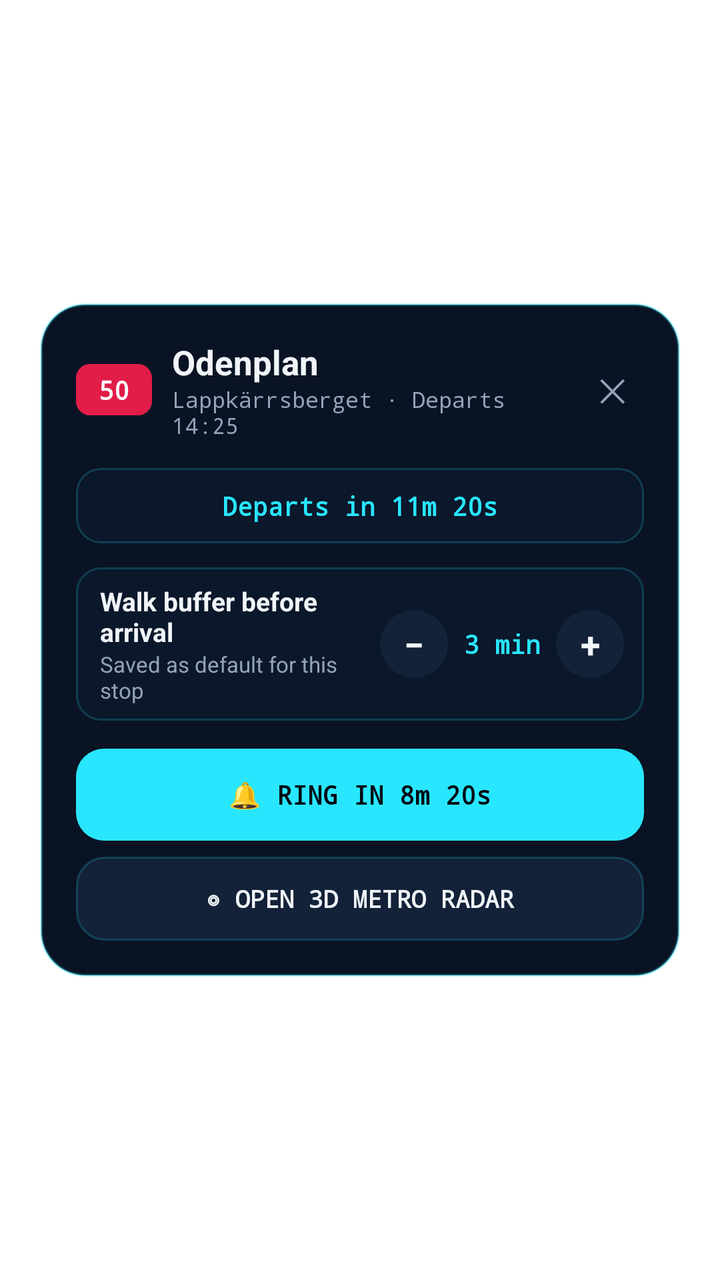
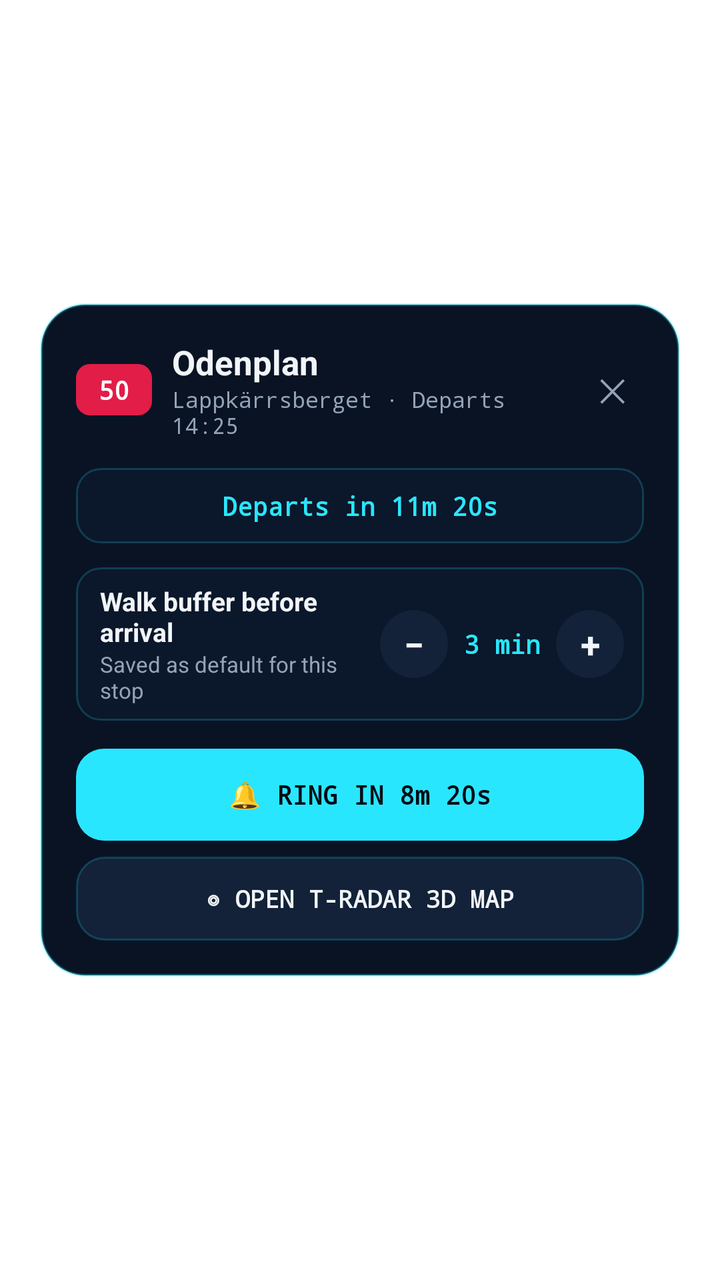

Before-and-after screenshots of an Android layout around one commit, followed by the original layout XML and the change that was made.
<!-- AndroidManifest.xml: activity theme Theme.SthlmMetro.Dialog -->
<!-- res/layout/activity_departure_reminder.xml -->
<?xml version="1.0" encoding="utf-8"?>
<FrameLayout xmlns:android="http://schemas.android.com/apk/res/android"
    android:id="@+id/reminder_backdrop"
    android:layout_width="match_parent"
    android:layout_height="match_parent"
    android:background="@android:color/transparent"
    android:padding="20dp">

    <LinearLayout
        android:id="@+id/reminder_card"
        android:layout_width="match_parent"
        android:layout_height="wrap_content"
        android:layout_gravity="center"
        android:background="@drawable/dialog_card_bg"
        android:clickable="true"
        android:focusable="true"
        android:orientation="vertical"
        android:padding="18dp">

        <LinearLayout
            android:layout_width="match_parent"
            android:layout_height="wrap_content"
            android:gravity="center_vertical"
            android:orientation="horizontal">

            <TextView
                android:id="@+id/rem_badge"
                android:layout_width="wrap_content"
                android:layout_height="wrap_content"
                android:background="@drawable/badge_red"
                android:fontFamily="monospace"
                android:gravity="center"
                android:minWidth="38dp"
                android:paddingStart="8dp"
                android:paddingTop="4dp"
                android:paddingEnd="8dp"
                android:paddingBottom="4dp"
                android:text="50"
                android:textColor="#FFFFFF"
                android:textSize="13sp"
                android:textStyle="bold" />

            <LinearLayout
                android:layout_width="0dp"
                android:layout_height="wrap_content"
                android:layout_marginStart="10dp"
                android:layout_weight="1"
                android:orientation="vertical">

                <TextView
                    android:id="@+id/rem_dest"
                    android:layout_width="match_parent"
                    android:layout_height="wrap_content"
                    android:ellipsize="end"
                    android:maxLines="1"
                    android:text="Odenplan"
                    android:textColor="@color/text_primary"
                    android:textSize="17sp"
                    android:textStyle="bold" />

                <TextView
                    android:id="@+id/rem_meta"
                    android:layout_width="match_parent"
                    android:layout_height="wrap_content"
                    android:fontFamily="monospace"
                    android:text="Lappkärrsberget · Departs 14:25"
                    android:textColor="@color/text_secondary"
                    android:textSize="11sp" />
            </LinearLayout>

            <TextView
                android:id="@+id/rem_close"
                android:layout_width="32dp"
                android:layout_height="32dp"
                android:gravity="center"
                android:text="✕"
                android:textColor="@color/text_secondary"
                android:textSize="16sp" />
        </LinearLayout>

        <TextView
            android:id="@+id/rem_countdown_banner"
            android:layout_width="match_parent"
            android:layout_height="wrap_content"
            android:layout_marginTop="14dp"
            android:background="@drawable/config_row_bg"
            android:fontFamily="monospace"
            android:gravity="center"
            android:padding="10dp"
            android:text="Departs in 11m 20s"
            android:textColor="@color/cyan_accent"
            android:textSize="13sp"
            android:textStyle="bold" />

        
        <LinearLayout
            android:layout_width="match_parent"
            android:layout_height="wrap_content"
            android:layout_marginTop="12dp"
            android:background="@drawable/config_row_bg"
            android:gravity="center_vertical"
            android:orientation="horizontal"
            android:paddingStart="12dp"
            android:paddingTop="8dp"
            android:paddingEnd="10dp"
            android:paddingBottom="8dp">

            <LinearLayout
                android:layout_width="0dp"
                android:layout_height="wrap_content"
                android:layout_weight="1"
                android:orientation="vertical">

                <TextView
                    android:layout_width="wrap_content"
                    android:layout_height="wrap_content"
                    android:text="Walk buffer before arrival"
                    android:textColor="@color/text_primary"
                    android:textSize="13sp"
                    android:textStyle="bold" />

                <TextView
                    android:layout_width="wrap_content"
                    android:layout_height="wrap_content"
                    android:text="Saved as default for this stop"
                    android:textColor="@color/text_secondary"
                    android:textSize="11sp" />
            </LinearLayout>

            <TextView
                android:id="@+id/rem_walk_minus"
                android:layout_width="34dp"
                android:layout_height="34dp"
                android:background="@drawable/chip_idle"
                android:gravity="center"
                android:text="−"
                android:textColor="@color/text_primary"
                android:textSize="18sp"
                android:textStyle="bold" />

            <TextView
                android:id="@+id/rem_walk_value"
                android:layout_width="54dp"
                android:layout_height="wrap_content"
                android:fontFamily="monospace"
                android:gravity="center"
                android:text="3 min"
                android:textColor="@color/cyan_accent"
                android:textSize="13sp"
                android:textStyle="bold" />

            <TextView
                android:id="@+id/rem_walk_plus"
                android:layout_width="34dp"
                android:layout_height="34dp"
                android:background="@drawable/chip_idle"
                android:gravity="center"
                android:text="+"
                android:textColor="@color/text_primary"
                android:textSize="18sp"
                android:textStyle="bold" />
        </LinearLayout>

        <TextView
            android:id="@+id/rem_btn_set_timer"
            android:layout_width="match_parent"
            android:layout_height="46dp"
            android:layout_marginTop="14dp"
            android:background="@drawable/btn_save_bg"
            android:fontFamily="monospace"
            android:gravity="center"
            android:text="🔔 RING IN 8m 20s"
            android:textColor="@color/bg_dark"
            android:textSize="13sp"
            android:textStyle="bold" />

        <TextView
            android:id="@+id/rem_btn_open_radar"
            android:layout_width="match_parent"
            android:layout_height="42dp"
            android:layout_marginTop="8dp"
            android:background="@drawable/btn_secondary_bg"
            android:fontFamily="monospace"
            android:gravity="center"
            android:text="◎ OPEN 3D METRO RADAR"
            android:textColor="@color/text_primary"
            android:textSize="12sp"
            android:textStyle="bold" />

    </LinearLayout>

</FrameLayout>
<!-- resources referenced by this layout -->
<resources>
  <color name="bg_dark">#030914</color>
  <color name="cyan_accent">#29E6FF</color>
  <color name="text_primary">#F1F5F9</color>
  <color name="text_secondary">#94A3B8</color>
  <!-- drawable badge_red (drawable) -->
  <?xml version="1.0" encoding="utf-8"?>
  <shape xmlns:android="http://schemas.android.com/apk/res/android"
      android:shape="rectangle">
      <solid android:color="#E11D48" />
      <corners android:radius="7dp" />
  </shape>
  <!-- drawable btn_save_bg (drawable) -->
  <?xml version="1.0" encoding="utf-8"?>
  <shape xmlns:android="http://schemas.android.com/apk/res/android"
      android:shape="rectangle">
      <solid android:color="#29E6FF" />
      <corners android:radius="14dp" />
  </shape>
  <!-- drawable btn_secondary_bg (drawable) -->
  <?xml version="1.0" encoding="utf-8"?>
  <shape xmlns:android="http://schemas.android.com/apk/res/android"
      android:shape="rectangle">
      <solid android:color="#132238" />
      <stroke
          android:width="1dp"
          android:color="#3329E6FF" />
      <corners android:radius="14dp" />
  </shape>
  <!-- drawable chip_idle (drawable) -->
  <?xml version="1.0" encoding="utf-8"?>
  <shape xmlns:android="http://schemas.android.com/apk/res/android"
      android:shape="rectangle">
      <solid android:color="#132238" />
      <corners android:radius="999dp" />
  </shape>
  <!-- drawable config_row_bg (drawable) -->
  <?xml version="1.0" encoding="utf-8"?>
  <shape xmlns:android="http://schemas.android.com/apk/res/android"
      android:shape="rectangle">
      <solid android:color="#0B172A" />
      <stroke
          android:width="1dp"
          android:color="#3329E6FF" />
      <corners android:radius="12dp" />
  </shape>
  <!-- drawable dialog_card_bg (drawable) -->
  <?xml version="1.0" encoding="utf-8"?>
  <shape xmlns:android="http://schemas.android.com/apk/res/android"
      android:shape="rectangle">
      <solid android:color="#091324" />
      <stroke
          android:width="1.2dp"
          android:color="#5529E6FF" />
      <corners android:radius="22dp" />
  </shape>
  <style name="Theme.SthlmMetro.Dialog" parent="Theme.MaterialComponents.DayNight.NoActionBar">
          <item name="colorPrimary">@color/cyan_accent</item>
          <item name="android:windowIsTranslucent">true</item>
          <item name="android:windowBackground">@android:color/transparent</item>
          <item name="android:backgroundDimEnabled">true</item>
          <item name="android:backgroundDimAmount">0.55</item>
          <item name="android:windowAnimationStyle">@android:style/Animation.Dialog</item>
      </style>
</resources>

<!-- the commit's change to res/layout/activity_departure_reminder.xml (unified diff, before → after) -->
@@ -92,7 +92,6 @@
             android:textSize="13sp"
             android:textStyle="bold" />
 
-        
         <LinearLayout
             android:layout_width="match_parent"
             android:layout_height="wrap_content"
@@ -182,7 +181,7 @@
             android:background="@drawable/btn_secondary_bg"
             android:fontFamily="monospace"
             android:gravity="center"
-            android:text="◎ OPEN 3D METRO RADAR"
+            android:text="◎ OPEN T-RADAR 3D MAP"
             android:textColor="@color/text_primary"
             android:textSize="12sp"
             android:textStyle="bold" />
